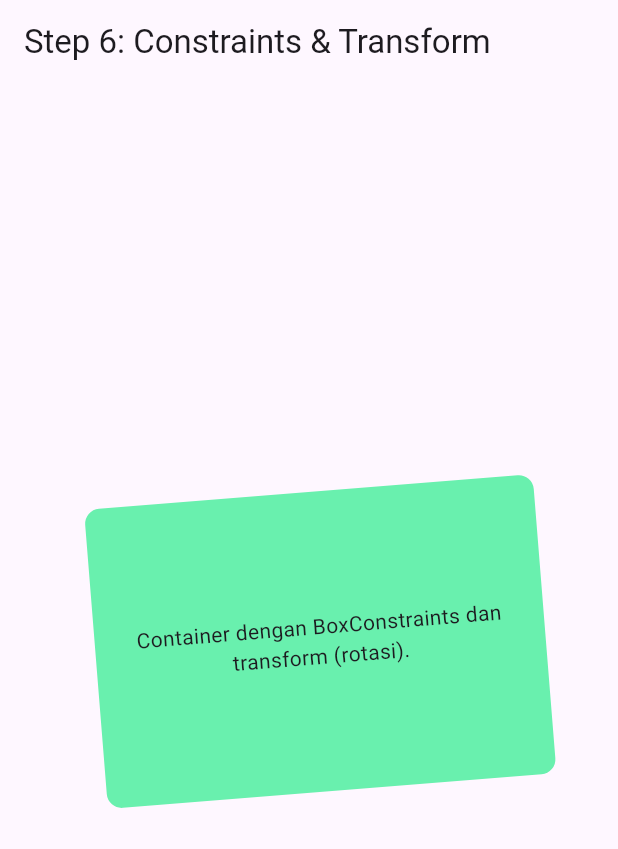
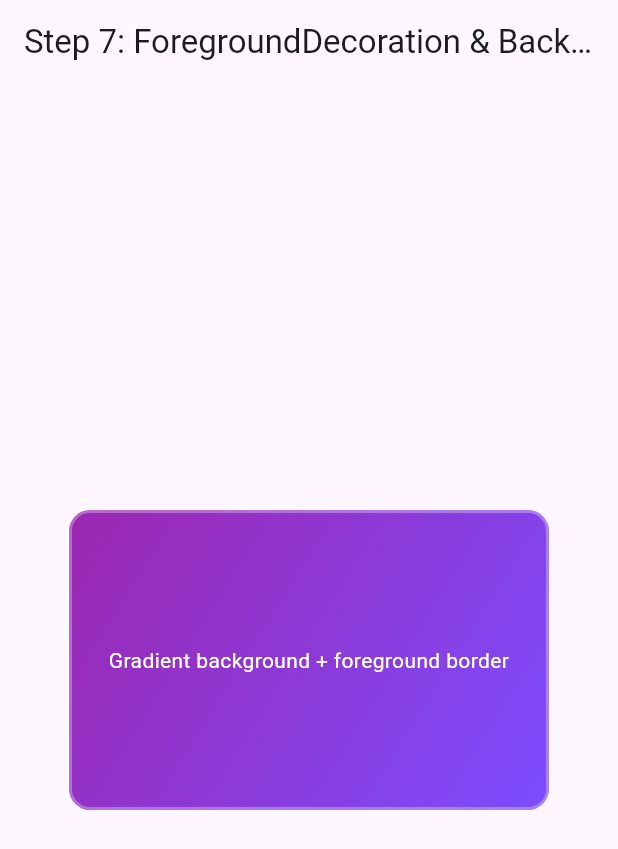
Before and after one commit to GAJAHGAJAH/latihan_5_1123150165, a Flutter app: the screen it shows after launch, on a phone screen of 412 x 824 dp. Shown: the top 849 px of the screen. Run offline on Flutter 3.47's test engine with Material 3 defaults, Android fonts, the phone set to English and light mode, and no system bars.

Commit message:
contoh penggunaan foregroundDecoration dan background gradient

```diff
--- a/lib/main.dart
+++ b/lib/main.dart
@@ -1,5 +1,4 @@
 import 'package:flutter/material.dart';
-import 'dart:math' as math;
 
 void main() => runApp(const MyApp());
 
@@ -11,24 +10,27 @@ class MyApp extends StatelessWidget {
       title: 'Container Demo',
       debugShowCheckedModeBanner: false,
       home: Scaffold(
-        appBar: AppBar(title: const Text('Step 6: Constraints & Transform')),
+        appBar: AppBar(title: const Text('Step 7: ForegroundDecoration & Background')),
         body: Center(
           child: Container(
-            constraints: const BoxConstraints(
-              minWidth: 150,
-              maxWidth: 300,
-              minHeight: 80,
-              maxHeight: 200,
+            width: 320,
+            height: 200,
+            decoration: BoxDecoration(
+              gradient: const LinearGradient(
+                colors: [Colors.purple, Colors.deepPurpleAccent],
+                begin: Alignment.topLeft,
+                end: Alignment.bottomRight,
+              ),
+              borderRadius: BorderRadius.circular(14),
             ),
-            padding: const EdgeInsets.all(12),
-            decoration: BoxDecoration(
-              color: Colors.greenAccent,
-              borderRadius: BorderRadius.circular(10),
+            foregroundDecoration: BoxDecoration(
+              borderRadius: BorderRadius.circular(14),
+              border: Border.all(color: Colors.white.withOpacity(0.3), width: 2),
             ),
-            transform: Matrix4.rotationZ(-0.08), // sedikit rotasi
             child: const Center(
               child: Text(
-                'Container dengan BoxConstraints dan transform (rotasi).',
+                'Gradient background + foreground border',
+                style: TextStyle(color: Colors.white),
                 textAlign: TextAlign.center,
               ),
             ),
```
